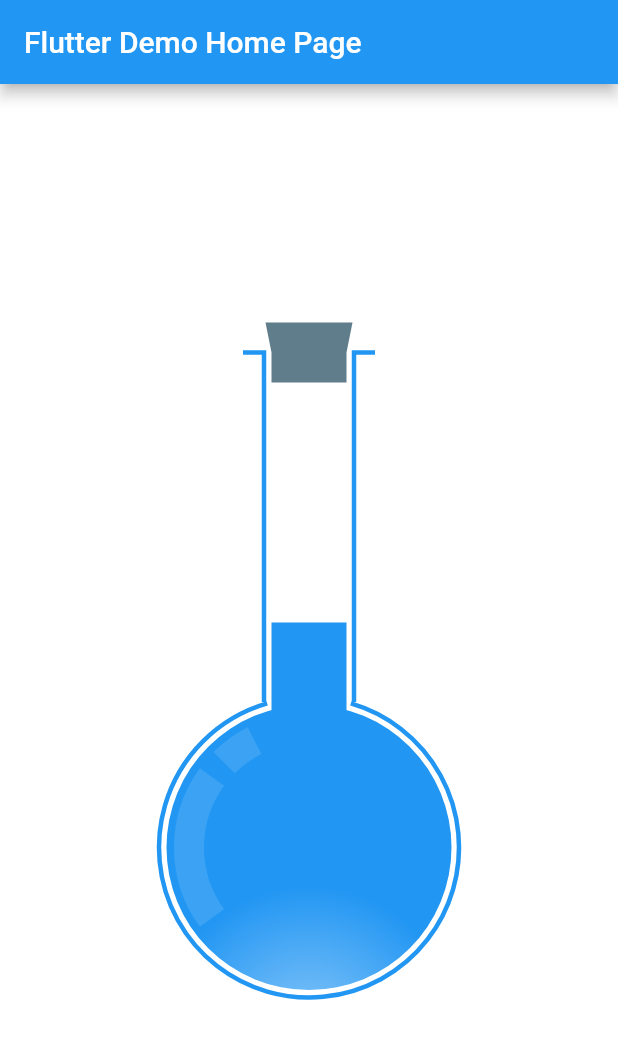
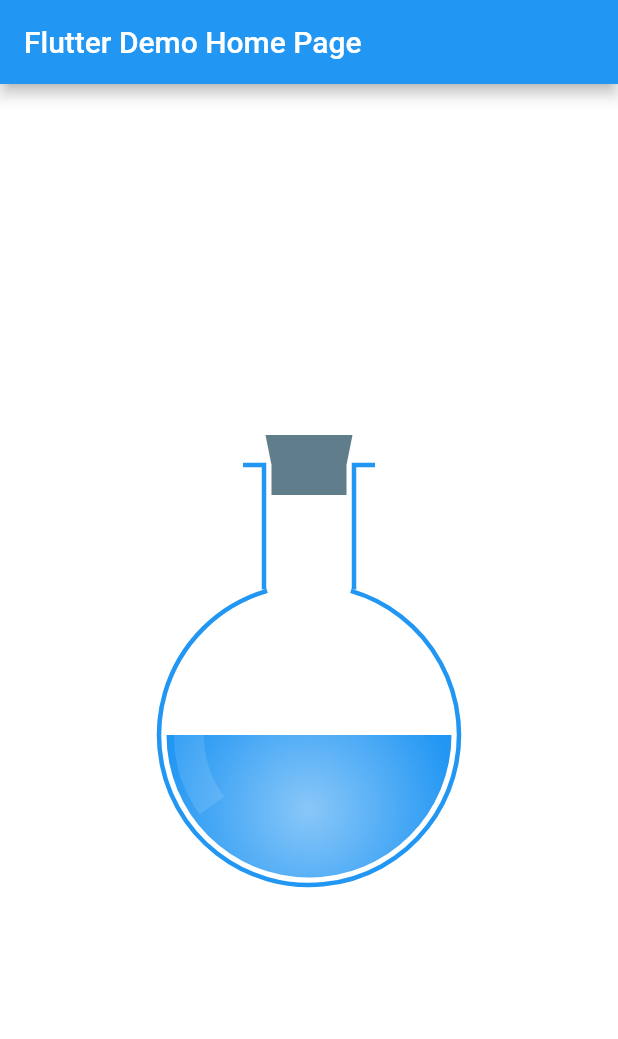
Before and after one commit to hucancode/water_bottle, a Flutter app: the screen it shows after launch, on a phone screen of 412 x 824 dp. Shown: the top 1039 px of the screen. Run offline on Flutter 3.47's test engine with Material 2 defaults, Android fonts, the phone set to English and light mode, and no system bars; missing offline and left inert: path_parsing.

```diff
--- a/lib/main.dart
+++ b/lib/main.dart
@@ -42,7 +42,8 @@ class _MyHomePageState extends State<MyHomePage> {
         child: Center(
           child: SizedBox(
             width: 200,
-            height: 450,
+            height: 300,
+            //child: WaterBottle(color: Colors.blue),
             child: ChemistryLabBottle(color: Colors.blue),
           ),
         ),
```
Also changed, not shown: lib/chemistryLabBottle.dart (+14 -1 lines).
